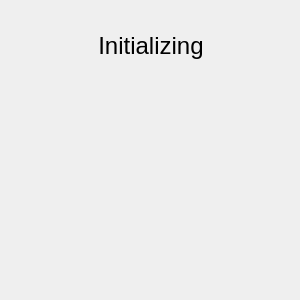
This is Source/Gui/InfoWindow.ui in SpriteOvO/AirPodsDesktop as Qt 5 draws it before an edit. The edited form follows.
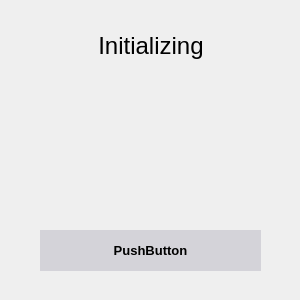
This is the edited form.

```diff
--- a/Source/Gui/InfoWindow.ui
+++ b/Source/Gui/InfoWindow.ui
@@ -112,6 +112,35 @@
    </property>
    <layout class="QGridLayout" name="layoutClose"/>
   </widget>
+  <widget class="QPushButton" name="pushButton">
+   <property name="geometry">
+    <rect>
+     <x>40</x>
+     <y>230</y>
+     <width>221</width>
+     <height>41</height>
+    </rect>
+   </property>
+   <property name="font">
+    <font>
+     <family>Segoe UI</family>
+     <pointsize>10</pointsize>
+     <weight>75</weight>
+     <bold>true</bold>
+    </font>
+   </property>
+   <property name="styleSheet">
+    <string notr="true">QPushButton {
+	background-color: rgb(212, 211, 217);
+	border:transparent;
+}
+QPushButton:hover { background-color: rgb(222, 221, 227); }
+QPushButton:pressed { background-color: rgb(202, 201, 207); }</string>
+   </property>
+   <property name="text">
+    <string>PushButton</string>
+   </property>
+  </widget>
  </widget>
  <resources/>
  <connections/>
```
